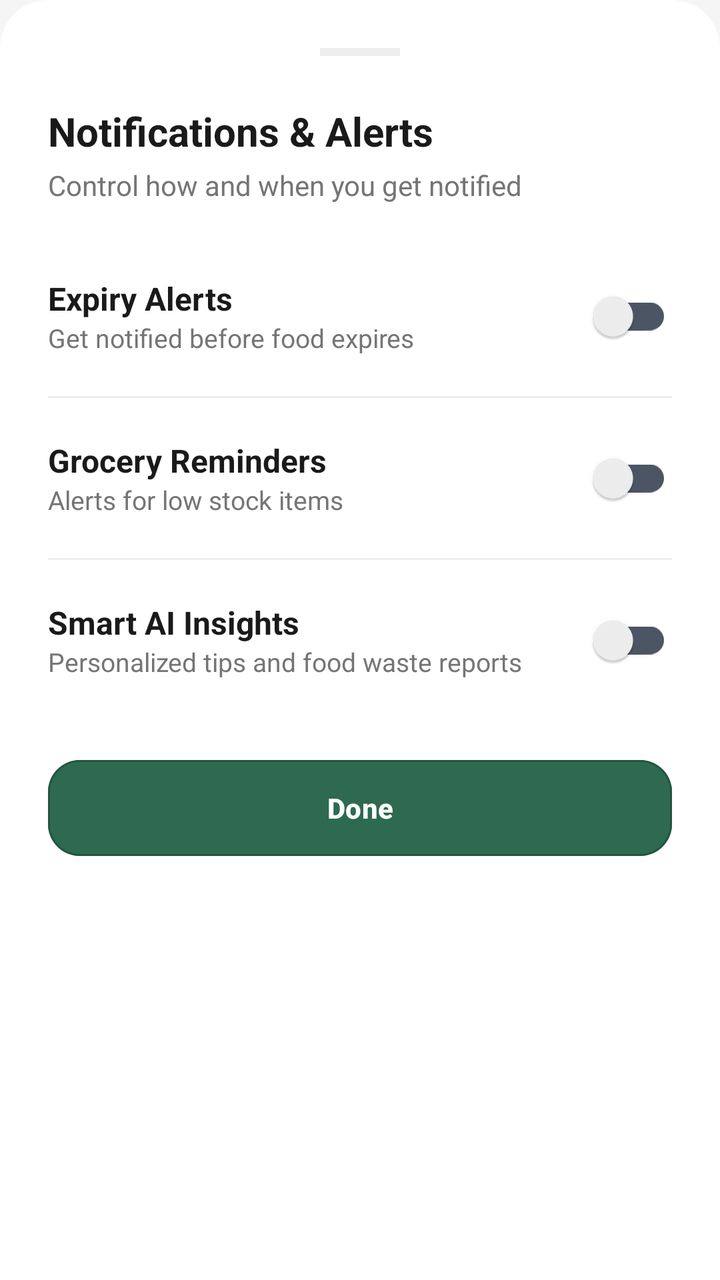
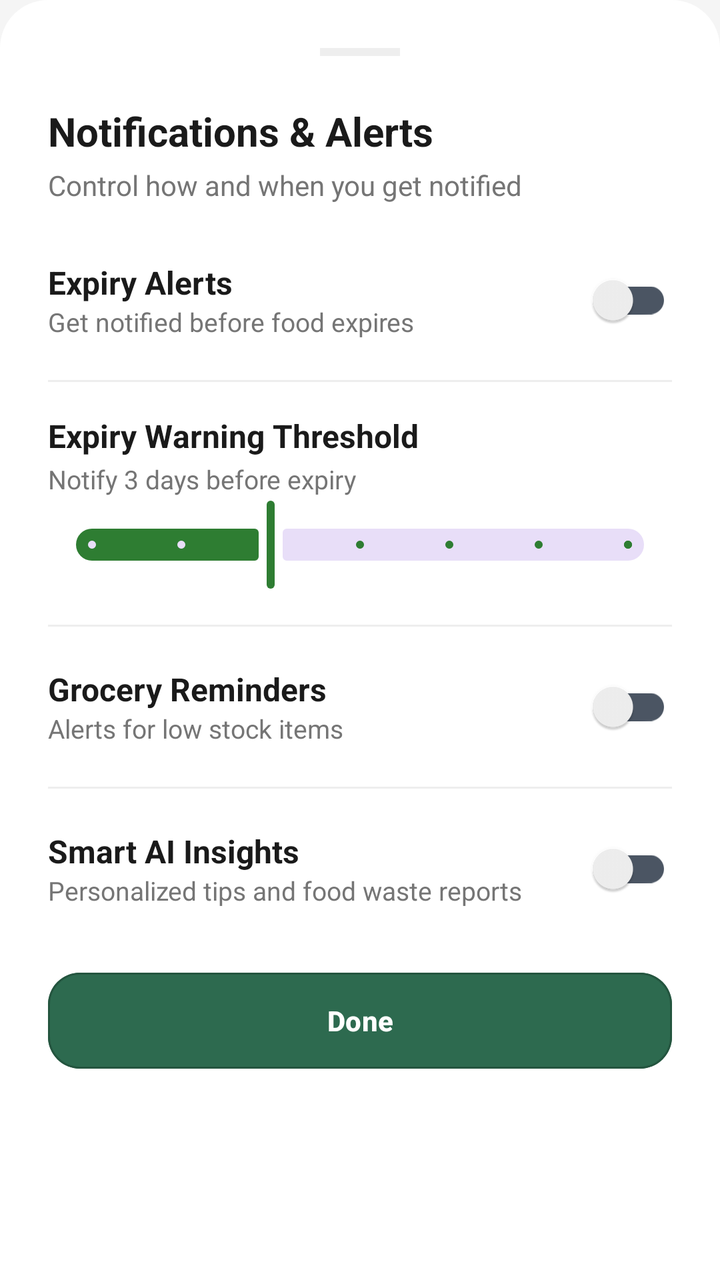

Screens rendered from an Android XML layout before and after an edit, with the pre-edit source and the edit as a unified diff.
<!-- AndroidManifest.xml: application theme Theme.FridgeWise -->
<!-- res/layout/bottom_sheet_notification_settings.xml -->
<?xml version="1.0" encoding="utf-8"?>
<LinearLayout xmlns:android="http://schemas.android.com/apk/res/android"
    xmlns:app="http://schemas.android.com/apk/res-auto"
    android:layout_width="match_parent"
    android:layout_height="wrap_content"
    android:background="@drawable/bg_bottom_sheet"
    android:orientation="vertical"
    android:padding="24dp">

    <View
        android:layout_width="40dp"
        android:layout_height="4dp"
        android:layout_gravity="center_horizontal"
        android:layout_marginBottom="24dp"
        android:background="@color/divider_color" />

    <TextView
        android:layout_width="wrap_content"
        android:layout_height="wrap_content"
        android:text="Notifications &amp; Alerts"
        android:textColor="@color/profile_text_primary"
        android:textSize="20sp"
        android:textStyle="bold" />

    <TextView
        android:layout_width="wrap_content"
        android:layout_height="wrap_content"
        android:layout_marginTop="4dp"
        android:text="Control how and when you get notified"
        android:textColor="@color/profile_text_secondary"
        android:textSize="14sp" />

    <LinearLayout
        android:layout_width="match_parent"
        android:layout_height="wrap_content"
        android:layout_marginTop="32dp"
        android:gravity="center_vertical"
        android:orientation="horizontal">

        <LinearLayout
            android:layout_width="0dp"
            android:layout_height="wrap_content"
            android:layout_weight="1"
            android:orientation="vertical">

            <TextView
                android:layout_width="wrap_content"
                android:layout_height="wrap_content"
                android:text="Expiry Alerts"
                android:textColor="@color/profile_text_primary"
                android:textSize="16sp"
                android:textStyle="bold" />

            <TextView
                android:layout_width="wrap_content"
                android:layout_height="wrap_content"
                android:text="Get notified before food expires"
                android:textColor="@color/profile_text_secondary"
                android:textSize="13sp" />
        </LinearLayout>

        <androidx.appcompat.widget.SwitchCompat
            android:id="@+id/switchExpiryNotif"
            android:layout_width="wrap_content"
            android:layout_height="wrap_content"
            app:thumbTint="@color/toggle_thumb_color"
            app:trackTint="@color/toggle_track_color" />
    </LinearLayout>

    <View
        android:layout_width="match_parent"
        android:layout_height="1dp"
        android:layout_marginVertical="16dp"
        android:background="@color/divider_color" />

    <LinearLayout
        android:layout_width="match_parent"
        android:layout_height="wrap_content"
        android:gravity="center_vertical"
        android:orientation="horizontal">

        <LinearLayout
            android:layout_width="0dp"
            android:layout_height="wrap_content"
            android:layout_weight="1"
            android:orientation="vertical">

            <TextView
                android:layout_width="wrap_content"
                android:layout_height="wrap_content"
                android:text="Grocery Reminders"
                android:textColor="@color/profile_text_primary"
                android:textSize="16sp"
                android:textStyle="bold" />

            <TextView
                android:layout_width="wrap_content"
                android:layout_height="wrap_content"
                android:text="Alerts for low stock items"
                android:textColor="@color/profile_text_secondary"
                android:textSize="13sp" />
        </LinearLayout>

        <androidx.appcompat.widget.SwitchCompat
            android:id="@+id/switchGroceryNotif"
            android:layout_width="wrap_content"
            android:layout_height="wrap_content"
            app:thumbTint="@color/toggle_thumb_color"
            app:trackTint="@color/toggle_track_color" />
    </LinearLayout>

    <View
        android:layout_width="match_parent"
        android:layout_height="1dp"
        android:layout_marginVertical="16dp"
        android:background="@color/divider_color" />

    <LinearLayout
        android:layout_width="match_parent"
        android:layout_height="wrap_content"
        android:gravity="center_vertical"
        android:orientation="horizontal">

        <LinearLayout
            android:layout_width="0dp"
            android:layout_height="wrap_content"
            android:layout_weight="1"
            android:orientation="vertical">

            <TextView
                android:layout_width="wrap_content"
                android:layout_height="wrap_content"
                android:text="Smart AI Insights"
                android:textColor="@color/profile_text_primary"
                android:textSize="16sp"
                android:textStyle="bold" />

            <TextView
                android:layout_width="wrap_content"
                android:layout_height="wrap_content"
                android:text="Personalized tips and food waste reports"
                android:textColor="@color/profile_text_secondary"
                android:textSize="13sp" />
        </LinearLayout>

        <androidx.appcompat.widget.SwitchCompat
            android:id="@+id/switchInsightsNotif"
            android:layout_width="wrap_content"
            android:layout_height="wrap_content"
            app:thumbTint="@color/toggle_thumb_color"
            app:trackTint="@color/toggle_track_color" />
    </LinearLayout>

    <com.google.android.material.button.MaterialButton
        android:id="@+id/btnDoneNotif"
        android:layout_width="match_parent"
        android:layout_height="56dp"
        android:layout_marginTop="32dp"
        android:text="Done"
        android:textAllCaps="false"
        android:textColor="@color/white"
        android:textStyle="bold"
        app:cornerRadius="16dp"
        app:strokeColor="@color/glass_outline"
        app:strokeWidth="1dp"
        android:backgroundTint="@color/settings_button_tint" />

</LinearLayout>
<!-- resources referenced by this layout -->
<resources>
  <color name="divider_color">#EEEEEE</color>
  <color name="glass_outline">#33000000</color>
  <color name="profile_text_primary">#1A1A1A</color>
  <color name="profile_text_secondary">#757575</color>
  <color name="settings_button_tint">#2D6A4F</color>
  <color name="white">#FFFFFF</color>
  <!-- drawable bg_bottom_sheet (drawable) -->
  <?xml version="1.0" encoding="utf-8"?>
  <shape xmlns:android="http://schemas.android.com/apk/res/android">
      <solid android:color="@color/bg_secondary" />
      <corners
          android:topLeftRadius="24dp"
          android:topRightRadius="24dp" />
  </shape>
  <style name="Theme.FridgeWise" parent="Base.Theme.FridgeWise" />
  <color name="bg_secondary">#FFFFFF</color>
  <style name="Base.Theme.FridgeWise" parent="Theme.Material3.DayNight.NoActionBar">
  
          
          <item name="android:navigationBarColor">@color/bg_secondary</item>
          <item name="android:windowDrawsSystemBarBackgrounds">true</item>
  
          
          <item name="colorPrimary">@color/green_primary</item>
          <item name="colorOnPrimary">@color/white</item>
          <item name="colorPrimaryContainer">@color/green_pale</item>
          <item name="colorOnPrimaryContainer">@color/green_primary</item>
  
          <item name="colorSecondary">@color/profile_accent_teal</item>
          <item name="colorOnSecondary">@color/white</item>
  
          <item name="colorSurface">@color/bg_secondary</item>
          <item name="colorOnSurface">@color/text_primary</item>
          <item name="colorSurfaceVariant">@color/surface_elevated</item>
          <item name="colorOnSurfaceVariant">@color/text_secondary</item>
  
          <item name="android:windowBackground">@color/bg_primary</item>
          <item name="colorOutline">@color/divider_color</item>
  
          
          <item name="textAppearanceTitleLarge">@style/TextAppearance.App.TitleLarge</item>
          <item name="textAppearanceTitleMedium">@style/TextAppearance.App.TitleMedium</item>
          <item name="textAppearanceBodyLarge">@style/TextAppearance.App.BodyLarge</item>
          <item name="textAppearanceBodyMedium">@style/TextAppearance.App.BodyMedium</item>
          <item name="textAppearanceLabelLarge">@style/TextAppearance.App.LabelLarge</item>
  
          
          <item name="floatingActionButtonStyle">@style/Widget.App.FloatingActionButton</item>
      </style>
  <color name="green_primary">#2E7D32</color>
  <color name="green_pale">#E8F5E9</color>
  <color name="profile_accent_teal">#2DD4BF</color>
  <color name="text_primary">#1A1A1A</color>
  <color name="surface_elevated">#FFFFFF</color>
  <color name="text_secondary">#757575</color>
  <color name="bg_primary">#F5F5F5</color>
  <style name="TextAppearance.App.TitleLarge" parent="TextAppearance.Material3.TitleLarge">
          <item name="android:textStyle">bold</item>
          <item name="android:textColor">@color/text_primary</item>
      </style>
  <style name="TextAppearance.App.TitleMedium" parent="TextAppearance.Material3.TitleMedium">
          <item name="android:textStyle">bold</item>
          <item name="android:textColor">@color/text_primary</item>
      </style>
  <style name="TextAppearance.App.BodyLarge" parent="TextAppearance.Material3.BodyLarge">
          <item name="android:textColor">@color/text_primary</item>
      </style>
  <style name="TextAppearance.App.BodyMedium" parent="TextAppearance.Material3.BodyMedium">
          <item name="android:textColor">@color/text_secondary</item>
      </style>
  <style name="TextAppearance.App.LabelLarge" parent="TextAppearance.Material3.LabelLarge">
          <item name="android:textColor">@color/green_primary</item>
          <item name="android:textStyle">bold</item>
      </style>
  <style name="Widget.App.FloatingActionButton" parent="Widget.Material3.FloatingActionButton.Primary">
          <item name="backgroundTint">@color/green_primary</item>
          <item name="tint">@color/white</item>
      </style>
</resources>

<!-- the commit's change to res/layout/bottom_sheet_notification_settings.xml (unified diff, before → after) -->
@@ -33,7 +33,7 @@
     <LinearLayout
         android:layout_width="match_parent"
         android:layout_height="wrap_content"
-        android:layout_marginTop="32dp"
+        android:layout_marginTop="24dp"
         android:gravity="center_vertical"
         android:orientation="horizontal">
 
@@ -73,6 +73,38 @@
         android:layout_marginVertical="16dp"
         android:background="@color/divider_color" />
 
+    <TextView
+        android:layout_width="wrap_content"
+        android:layout_height="wrap_content"
+        android:text="Expiry Warning Threshold"
+        android:textColor="@color/profile_text_primary"
+        android:textSize="16sp"
+        android:textStyle="bold" />
+
+    <TextView
+        android:id="@+id/tvExpiryThresholdLabel"
+        android:layout_width="wrap_content"
+        android:layout_height="wrap_content"
+        android:layout_marginTop="2dp"
+        android:text="Notify 3 days before expiry"
+        android:textColor="@color/profile_text_secondary"
+        android:textSize="13sp" />
+
+    <com.google.android.material.slider.Slider
+        android:id="@+id/sliderExpiryThreshold"
+        android:layout_width="match_parent"
+        android:layout_height="wrap_content"
+        android:valueFrom="1"
+        android:valueTo="7"
+        android:stepSize="1"
+        android:value="3" />
+
+    <View
+        android:layout_width="match_parent"
+        android:layout_height="1dp"
+        android:layout_marginVertical="16dp"
+        android:background="@color/divider_color" />
+
     <LinearLayout
         android:layout_width="match_parent"
         android:layout_height="wrap_content"
@@ -155,7 +187,7 @@
         android:id="@+id/btnDoneNotif"
         android:layout_width="match_parent"
         android:layout_height="56dp"
-        android:layout_marginTop="32dp"
+        android:layout_marginTop="24dp"
         android:text="Done"
         android:textAllCaps="false"
         android:textColor="@color/white"
